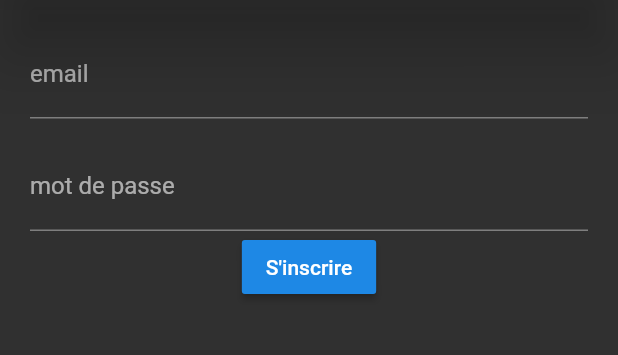
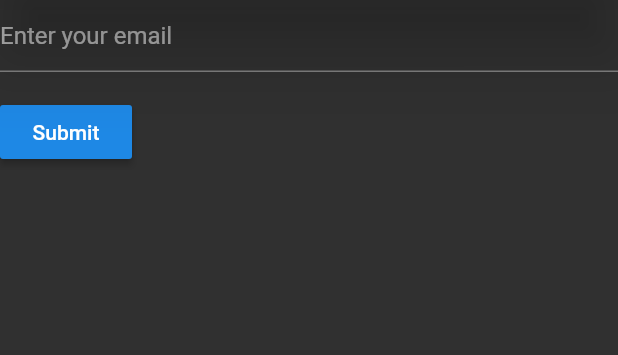
Before and after one commit to GeoffroyMuller/Gety, a Flutter app: the screen it shows after launch, on a phone screen of 412 x 824 dp, the part 84-439 px from its top. Run offline on Flutter 3.47's test engine with Material 2 defaults, Android fonts, the phone set to English and light mode, and no system bars; missing offline and left inert: aqueduct; project files that could hold a hidden picture were left out.

```diff
--- a/gety_front/lib/pages/Inscription.dart
+++ b/gety_front/lib/pages/Inscription.dart
@@ -14,7 +14,8 @@ class _Inscription extends State<Inscription> {
 
   @override
   Widget build(BuildContext context) {
-    return new Form(
+    return monformulaire();
+    /*return new Form(
         child: Padding(
       padding: new EdgeInsets.all(20),
       child: new Column(
@@ -33,13 +34,49 @@ class _Inscription extends State<Inscription> {
           Container(
             child: RaisedButton(
               onPressed: () => {
-                print("TEST INSCRIPTION")
+                print("TEST INSCRIPTION");
               },
               child: Text('S\'inscrire'),
             ),
           )
         ],
       ),
-    ));
+    ));*/
+  }
+
+  Form monformulaire(){
+    final _formKey = GlobalKey<FormState>();
+    return Form(
+      key: _formKey,
+      child: Column(
+        crossAxisAlignment: CrossAxisAlignment.start,
+        children: <Widget>[
+          TextFormField(
+            decoration: const InputDecoration(
+              hintText: 'Enter your email',
+            ),
+            validator: (value) {
+              if (value.isEmpty) {
+                return 'Please enter some text';
+              }
+              return 'value: '+value;
+            },
+          ),
+          Padding(
+            padding: const EdgeInsets.symmetric(vertical: 16.0),
+            child: RaisedButton(
+              onPressed: () {
+                // Validate will return true if the form is valid, or false if
+                // the form is invalid.
+                if (_formKey.currentState.validate()) {
+                  // Process data.
+                }
+              },
+              child: Text('Submit'),
+            ),
+          ),
+        ],
+      ),
+    );
   }
 }
```
